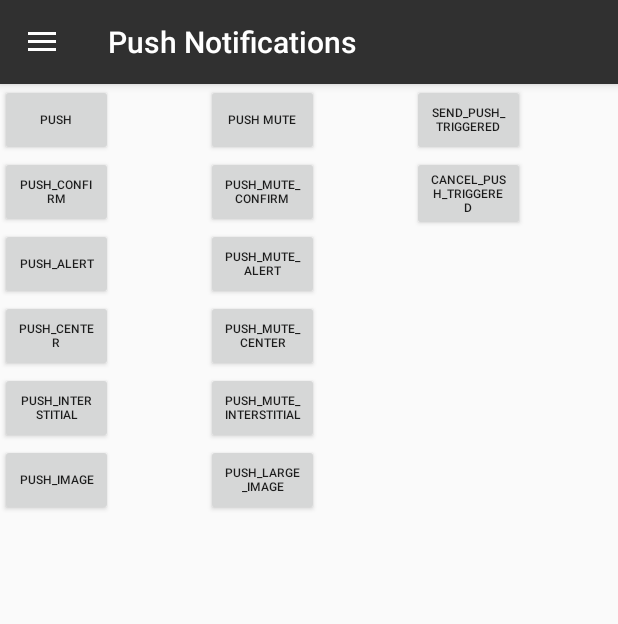
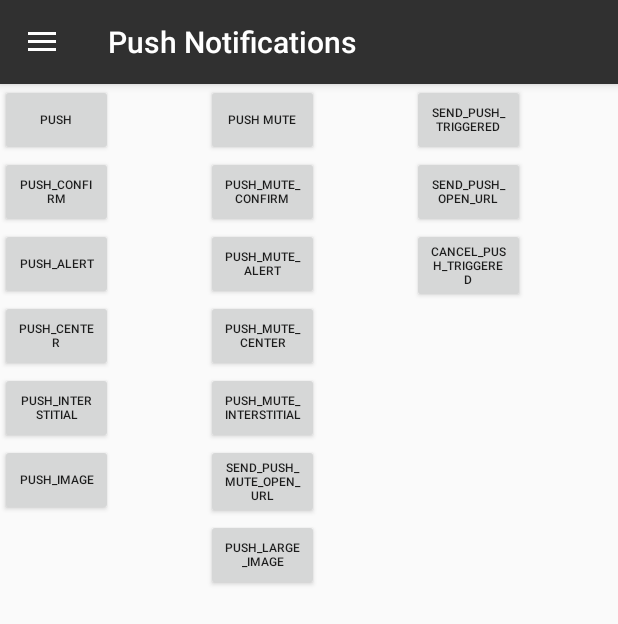
Before and after one commit to Leanplum/Leanplum-Android-SDK-Example, an Android app: the fragment TestingPushFragment placed in its activity, on a phone screen of 412 x 824 dp. Shown: the top 624 px of the screen. Run offline under Robolectric (Android 15) with nearby library versions, the phone set to English and light mode, and no system bars; 1 statement that could not run was skipped.

Commit message:
feat(e2-992): Added Send_push_open_url button. (#13)

```diff
--- a/app/src/main/java/com/leanplum/android/example/fragments/TestingPushFragment.java
+++ b/app/src/main/java/com/leanplum/android/example/fragments/TestingPushFragment.java
@@ -125,6 +125,23 @@ public class TestingPushFragment extends Fragment {
       }
     });
 
+    final Button push_open_url = root.findViewById(R.id.send_push_open_url);
+    push_open_url.setOnClickListener(new View.OnClickListener() {
+      @Override
+      public void onClick(View v) {
+        Leanplum.track("Send_push_open_url");
+      }
+    });
+
+    final Button push_mute_open_url = root.findViewById(R.id.send_push_mute_open_url);
+    push_mute_open_url.setOnClickListener(new View.OnClickListener() {
+      @Override
+      public void onClick(View v) {
+        Leanplum.track("Send_push_mute_open_url");
+      }
+    });
+
+
     final Button push_triggered_cancel = root.findViewById(R.id.cancel_push_triggered);
     push_triggered_cancel.setOnClickListener(new View.OnClickListener() {
       @Override
--- a/app/src/main/res/layout/testing_push.xml
+++ b/app/src/main/res/layout/testing_push.xml
@@ -108,6 +108,14 @@
             android:textSize="8sp"/>
 
         <Button
+            android:id="@+id/send_push_mute_open_url"
+            android:layout_width="75dp"
+            android:layout_height="wrap_content"
+            android:enabled="true"
+            android:text="SEND_PUSH_MUTE_OPEN_URL"
+            android:textSize="8sp"/>
+
+        <Button
             android:id="@+id/send_push_large_image"
             android:layout_width="75dp"
             android:layout_height="wrap_content"
@@ -132,6 +140,14 @@
             android:textSize="8sp"/>
 
         <Button
+            android:id="@+id/send_push_open_url"
+            android:layout_width="75dp"
+            android:layout_height="wrap_content"
+            android:enabled="true"
+            android:text="SEND_PUSH_OPEN_URL"
+            android:textSize="8sp"/>
+
+        <Button
             android:id="@+id/cancel_push_triggered"
             android:layout_width="75dp"
             android:layout_height="wrap_content"
```
